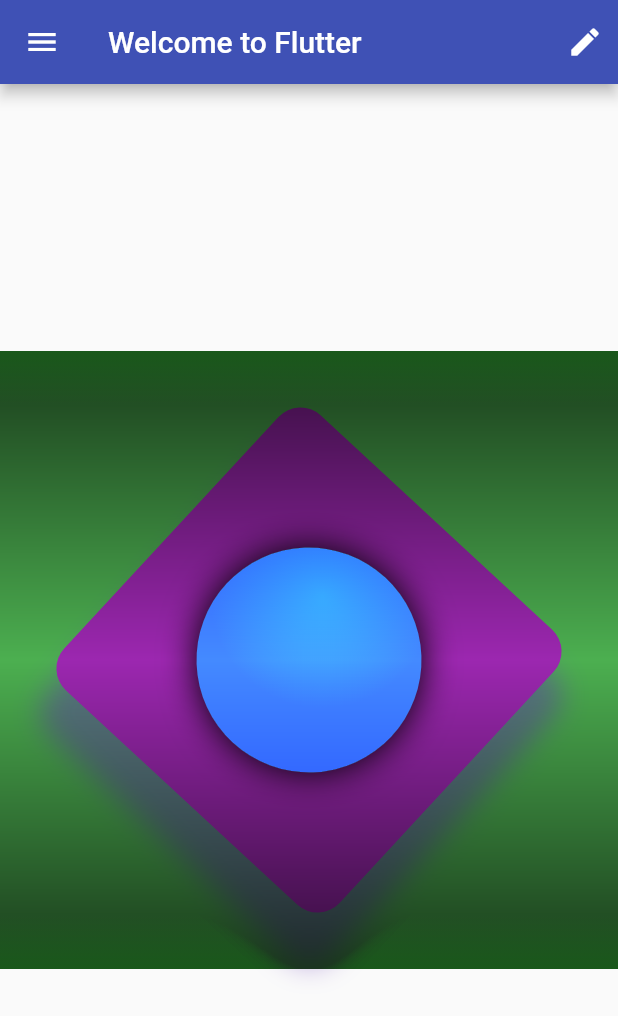
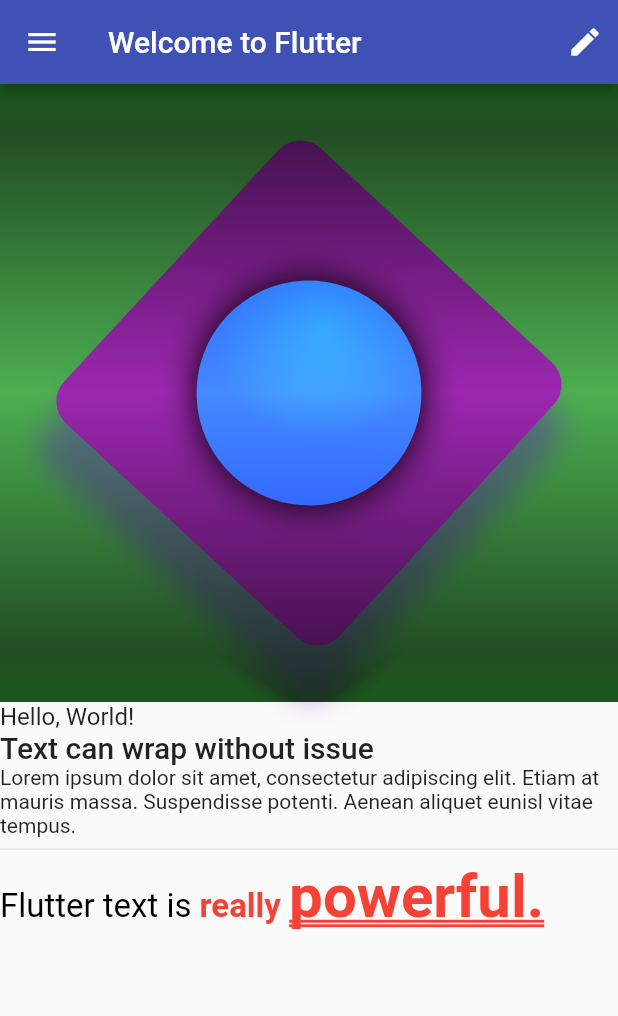
Before and after one commit to alvicaranzo/flutter_layout, a Flutter app: the screen it shows after launch, on a phone screen of 412 x 824 dp. Shown: the top 1016 px of the screen. Run offline on Flutter 3.47's test engine with Material 2 defaults, Android fonts, the phone set to English and light mode, and no system bars.

Commit message:
Printing stylish text on the screen

```diff
--- a/lib/basic_screen.dart
+++ b/lib/basic_screen.dart
@@ -1,5 +1,5 @@
 import 'package:flutter/material.dart';
-
+import 'text_layout.dart';
 import 'immutable_widget.dart';
 
 class BasicScreen extends StatelessWidget {
@@ -18,11 +18,14 @@ class BasicScreen extends StatelessWidget {
           ),
         ],
       ),
-      body: Center(
-        child: AspectRatio(
-          aspectRatio: 1.0,
-          child: ImmutableWidget(),
-        ),
+      body: Column(
+        children: const [
+          AspectRatio(
+            aspectRatio: 1.0,
+            child: ImmutableWidget(),
+          ),
+          TextLayout(),
+        ],
       ),
       drawer: Drawer(
         child: Container(
--- /dev/null
+++ b/lib/text_layout.dart
@@ -0,0 +1,51 @@
+import 'package:flutter/material.dart';
+
+class TextLayout extends StatelessWidget {
+  const TextLayout({super.key});
+
+  @override
+  Widget build(BuildContext context) {
+    return Column(
+      crossAxisAlignment: CrossAxisAlignment.start,
+      children: [
+        const Text(
+          'Hello, World!',
+          style: TextStyle(fontSize: 16),
+        ),
+        Text(
+          'Text can wrap without issue',
+          style: Theme.of(context).textTheme.headline6,
+        ),
+//make sure the Text below is all in one line:
+        const Text(
+            'Lorem ipsum dolor sit amet, consectetur adipiscing elit. Etiam at mauris massa. Suspendisse potenti. Aenean aliquet eunisl vitae tempus.'),
+        const Divider(),
+        RichText(
+          text: const TextSpan(
+            text: 'Flutter text is ',
+            style: TextStyle(fontSize: 22, color: Colors.black),
+            children: <TextSpan>[
+              TextSpan(
+                text: 'really ',
+                style: TextStyle(
+                  fontWeight: FontWeight.bold,
+                  color: Colors.red,
+                ),
+                children: [
+                  TextSpan(
+                    text: 'powerful.',
+                    style: TextStyle(
+                      decoration: TextDecoration.underline,
+                      decorationStyle: TextDecorationStyle.double,
+                      fontSize: 40,
+                    ),
+                  ),
+                ],
+              ),
+            ],
+          ),
+        ),
+      ],
+    );
+  }
+}
```
